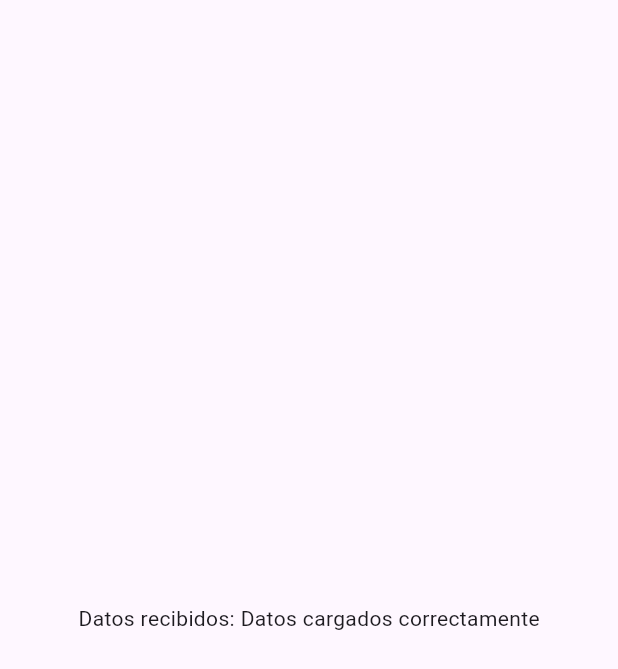
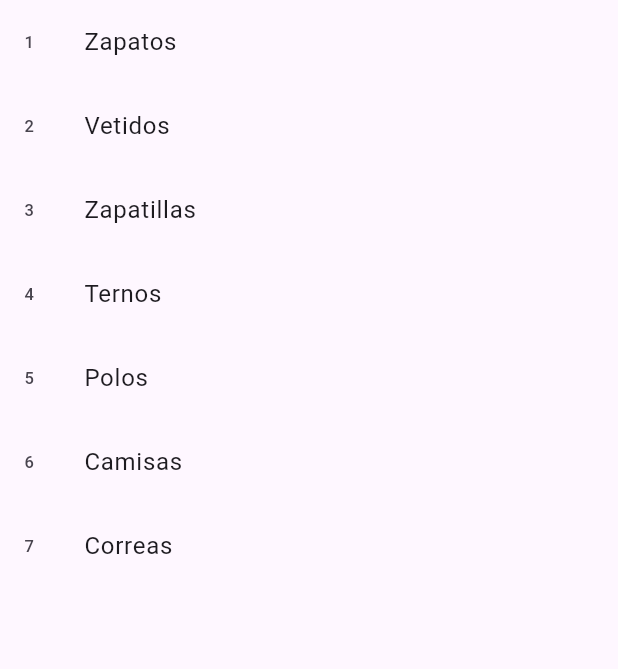
Before and after one commit to fr4nsgallegos/futuresG12, a Flutter app: the screen it shows after launch, on a phone screen of 412 x 824 dp. Shown: the top 669 px of the screen. Run offline on Flutter 3.47's test engine with Material 3 defaults, Android fonts, the phone set to English and light mode, and no system bars.

Commit message:
futurebuilder with list

```diff
--- a/lib/pages/futurebuilder_page.dart
+++ b/lib/pages/futurebuilder_page.dart
@@ -8,6 +8,20 @@ class FuturebuilderPage extends StatelessWidget {
     );
   }
 
+  Future<List<Map<String, dynamic>>> getItems() async {
+    return Future.delayed(Duration(seconds: 5), () {
+      return [
+        {"id": 1, "name": "Zapatos"},
+        {"id": 2, "name": "Vetidos"},
+        {"id": 3, "name": "Zapatillas"},
+        {"id": 4, "name": "Ternos"},
+        {"id": 5, "name": "Polos"},
+        {"id": 6, "name": "Camisas"},
+        {"id": 7, "name": "Correas"},
+      ];
+    });
+  }
+
   @override
   Widget build(BuildContext context) {
     return Scaffold(
@@ -15,33 +29,65 @@ class FuturebuilderPage extends StatelessWidget {
         child: Column(
           mainAxisAlignment: MainAxisAlignment.center,
           children: [
+            //SEGUNDO EJEMPLO DE FUTURE BUILDER
             FutureBuilder(
-              future: getData(),
+              future: getItems(),
               builder: (BuildContext context, AsyncSnapshot snapshot) {
-                print("-------------------------------------");
-                print(("Snapshot: $snapshot"));
-                print("Estado de conexión: ${snapshot.connectionState}");
-                print("Has error: ${snapshot.hasError}");
-                print("Error: ${snapshot.error}");
-                print("Has data: ${snapshot.hasData}");
-                print("Data: ${snapshot.data}");
-                print("-------------------------------------");
-
-                if (snapshot.connectionState == ConnectionState.waiting) {
-                  //si todavia estamos esperando el resultado
-                  return Text("Cargando.....", style: TextStyle(fontSize: 50));
-                } else if (snapshot.hasError) {
-                  //si ha ocurrido algun error
-                  return Text("Ocurrió un error: ${snapshot.error}");
-                } else if (snapshot.hasData) {
-                  //la data ya cargó correctamente
-                  return Text("Datos recibidos: ${snapshot.data}");
+                if (snapshot.hasData) {
+                  print(snapshot.data);
+                  List<Map<String, dynamic>> data = snapshot.data;
+                  return Expanded(
+                    child: ListView.builder(
+                      itemCount: data.length,
+                      itemBuilder: (BuildContext context, int index) {
+                        return ListTile(
+                          title: Text(data[index]["name"]),
+                          leading: Text(data[index]["id"].toString()),
+                        );
+                      },
+                    ),
+                  );
                 } else {
-                  //estado por defecto
-                  return Text("Sin datos disponibles");
+                  return SizedBox(
+                    width: 120,
+                    height: 120,
+                    child: CircularProgressIndicator(
+                      color: Colors.green,
+                      strokeWidth: 20,
+                    ),
+                  );
                 }
               },
             ),
+
+            // PRIMER EJEMPLO DE FUTURE BUILDER
+            // FutureBuilder(
+            //   future: getData(),
+            //   builder: (BuildContext context, AsyncSnapshot snapshot) {
+            //     print("-------------------------------------");
+            //     print(("Snapshot: $snapshot"));
+            //     print("Estado de conexión: ${snapshot.connectionState}");
+            //     print("Has error: ${snapshot.hasError}");
+            //     print("Error: ${snapshot.error}");
+            //     print("Has data: ${snapshot.hasData}");
+            //     print("Data: ${snapshot.data}");
+            //     print("-------------------------------------");
+
+            //     if (snapshot.connectionState == ConnectionState.waiting) {
+            //       //si todavia estamos esperando el resultado
+            //       return Text("Cargando.....", style: TextStyle(fontSize: 50));
+            //     } else if (snapshot.hasError) {
+            //       //si ha ocurrido algun error
+            //       return Text("Ocurrió un error: ${snapshot.error}");
+            //     } else if (snapshot.hasData) {
+            //       //la data ya cargó correctamente
+            //       return Text("Datos recibidos: ${snapshot.data}");
+            //     } else {
+            //       //estado por defecto
+            //       return Text("Sin datos disponibles");
+            //     }
+            //   },
+            // ),
           ],
         ),
       ),
```
